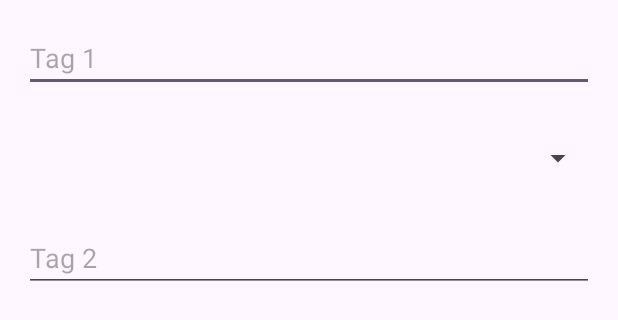
After one commit to williamowenwu/Android01, an Android app: the layout dialog_search.xml on its own in the app's theme, with its tools: preview values and no code run, on a phone screen of 412 x 824 dp. The commit adds this screen. Shown: the top 320 px of the screen. Run offline under Robolectric (Android 15) with nearby library versions, the phone set to English and light mode, and no system bars.

Commit message:
partially done search

```diff
--- a/app/src/main/java/com/example/android01/MainActivity.java
+++ b/app/src/main/java/com/example/android01/MainActivity.java
@@ -11,6 +11,7 @@ import androidx.recyclerview.widget.LinearLayoutManager;
 import androidx.recyclerview.widget.RecyclerView;
 
 import com.example.android01.common.Album;
+import com.example.android01.common.SearchFunc;
 import com.google.android.material.textfield.TextInputEditText;
 
 public class MainActivity extends AppCompatActivity {
@@ -30,6 +31,8 @@ public class MainActivity extends AppCompatActivity {
         setContentView(R.layout.activity_main);
 
         User.loadFromFile(this);
+
+        SearchFunc.setupSearchButton(this);
 
         albumRecyclerView = findViewById(R.id.album_recycler_view);
         albumTextField = findViewById(R.id.album_textfield);
--- a/app/src/main/java/com/example/android01/SlideShowActivity.java
+++ b/app/src/main/java/com/example/android01/SlideShowActivity.java
@@ -141,8 +141,10 @@ public class SlideShowActivity extends AppCompatActivity {
                     Toast.makeText(this, "Error: Tag already exists on this photo", Toast.LENGTH_SHORT).show();
 
                 } else {
+                    // on successful add of a new tag
                     Log.d("SlideTagAdapter", "Adding tag: " + newTag.toString());
                     tagAdapter.notifyItemInserted(currPhoto.getTags().size() - 1);
+
                     User.saveToFile(this);
                     Log.d("SlideTagAdapter", "Tag added. Total tags now: " + currPhoto.getTags().size());
                 }
--- a/app/src/main/java/com/example/android01/User.java
+++ b/app/src/main/java/com/example/android01/User.java
@@ -76,6 +76,9 @@ public class User implements Serializable {
         this.tags = tags;
     }
 
+    // Validation already done in the Slideshow :D
+    public void addTag(Tag tag){this.tags.add(tag);}
+
     // Save the User instance to a file
     public static void saveToFile(Context context) {
         File directory = new File(context.getFilesDir(), "data");
--- a/app/src/main/res/layout/activity_main.xml
+++ b/app/src/main/res/layout/activity_main.xml
@@ -21,7 +21,7 @@
 
     <!-- ImageButton to the right of TextView -->
     <ImageButton
-        android:id="@+id/search_button"
+        android:id="@+id/searchButton"
         android:layout_width="68dp"
         android:layout_height="62dp"
         app:srcCompat="@android:drawable/ic_menu_search"
--- /dev/null
+++ b/app/src/main/res/layout/dialog_search.xml
@@ -0,0 +1,31 @@
+<?xml version="1.0" encoding="utf-8"?>
+<RelativeLayout xmlns:android="http://schemas.android.com/apk/res/android"
+    android:layout_width="match_parent"
+    android:layout_height="wrap_content">
+
+    <AutoCompleteTextView
+        android:id="@+id/tag1"
+        android:layout_width="match_parent"
+        android:layout_height="wrap_content"
+        android:hint="Tag 1"
+        android:layout_margin="16dp"
+        />
+
+    <Spinner
+        android:id="@+id/spinnerOperator"
+        android:layout_width="match_parent"
+        android:layout_height="wrap_content"
+        android:layout_below="@id/tag1"
+        android:layout_margin="16dp"
+        />
+
+    <AutoCompleteTextView
+        android:id="@+id/tag2"
+        android:layout_width="match_parent"
+        android:layout_height="wrap_content"
+        android:hint="Tag 2"
+        android:layout_below="@id/spinnerOperator"
+        android:layout_margin="16dp"
+        />
+
+</RelativeLayout>
```
Also changed, not shown: app/src/main/java/com/example/android01/TagSearchAdapter.java (added, +68 -0 lines), app/src/main/java/com/example/android01/common/SearchFunc.java (+157 -0 lines).
